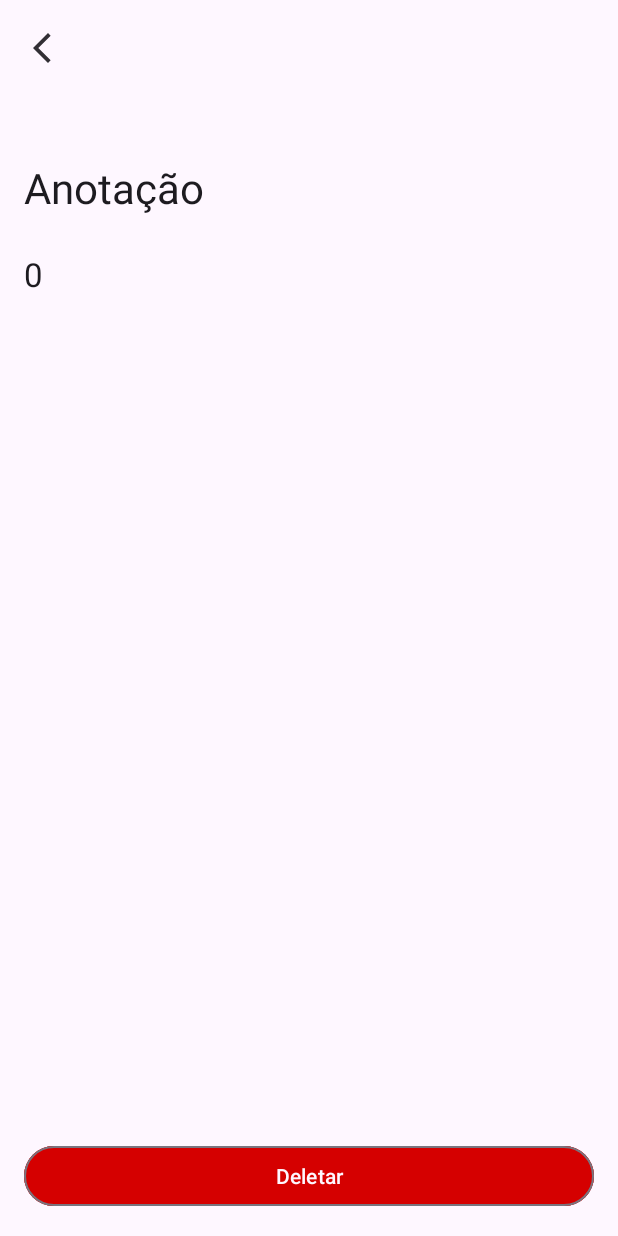
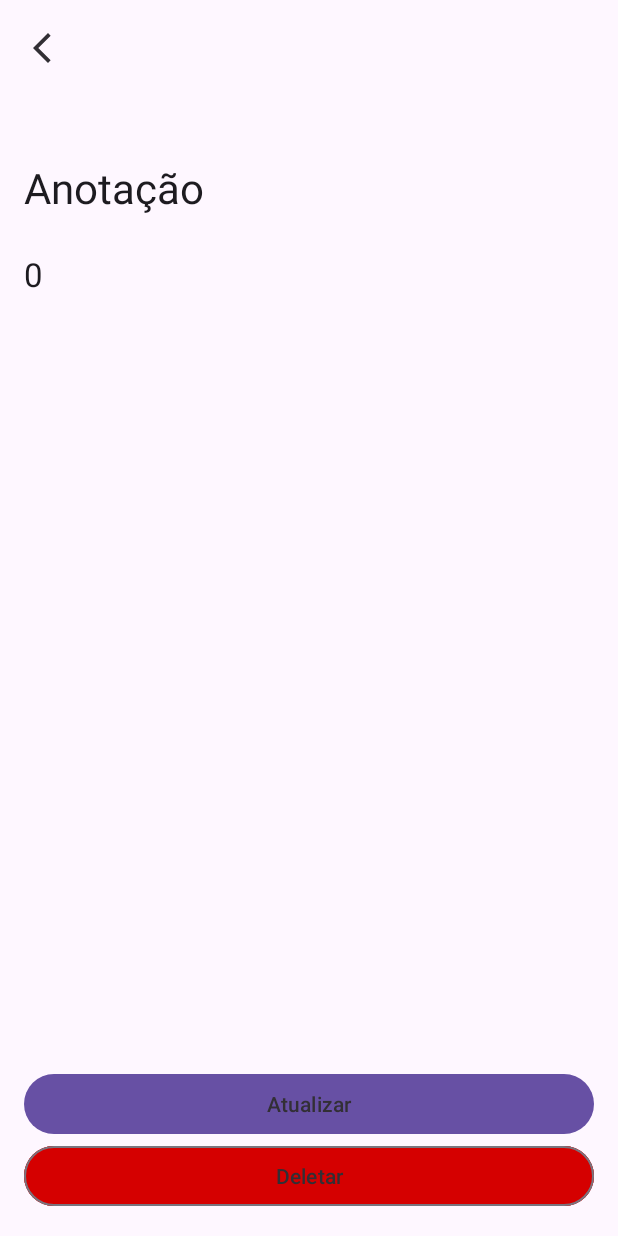
Before and after one commit to V1n1c1us-K-S-W4t4n4b3/Projeto-de-Notas, an Android app: the InfoItemActivity screen opened directly, with no data from a screen before it, on a phone screen of 412 x 824 dp. Run offline under Robolectric (Android 15) with nearby library versions, the phone set to English and light mode, and no system bars; our stand-ins replace Room's generated code.

Commit message:
implementing system update

```diff
--- a/app/src/main/java/com/kzdev/appcursolucas/dao/NoteDao.kt
+++ b/app/src/main/java/com/kzdev/appcursolucas/dao/NoteDao.kt
@@ -4,6 +4,7 @@ import androidx.room.Dao
 import androidx.room.Delete
 import androidx.room.Insert
 import androidx.room.Query
+import androidx.room.Update
 import com.kzdev.appcursolucas.data.Note
 
 @Dao
@@ -22,4 +23,7 @@ interface NoteDao {
 
     @Delete
     fun delete(note: Note)
+
+    @Update
+    fun update(note: Note)
 }
--- a/app/src/main/res/layout/activity_info_item.xml
+++ b/app/src/main/res/layout/activity_info_item.xml
@@ -58,15 +58,29 @@
 
     </androidx.core.widget.NestedScrollView>
 
-    <Button
-        android:id="@+id/bt_delete"
-        style="@style/Widget.Material3.Button.OutlinedButton"
+    <androidx.appcompat.widget.LinearLayoutCompat
         android:layout_width="match_parent"
         android:layout_height="wrap_content"
         android:layout_gravity="bottom|center_horizontal"
         android:layout_margin="16dp"
-        android:backgroundTint="#D50000"
-        android:text="@string/delete"
-        android:textColor="?attr/colorSurface" />
+        android:orientation="vertical">
+
+        <Button
+            android:id="@+id/bt_update"
+            android:layout_width="match_parent"
+            android:layout_height="wrap_content"
+            android:text="@string/update"
+            android:textColor="?attr/colorSurfaceInverse" />
+
+        <Button
+            android:id="@+id/bt_delete"
+            style="@style/Widget.Material3.Button.OutlinedButton"
+            android:layout_width="match_parent"
+            android:layout_height="wrap_content"
+            android:backgroundTint="#D50000"
+            android:text="@string/delete"
+            android:textColor="?attr/colorSurfaceInverse" />
+
+    </androidx.appcompat.widget.LinearLayoutCompat>
 
 </androidx.coordinatorlayout.widget.CoordinatorLayout>
--- a/app/src/main/res/values/strings.xml
+++ b/app/src/main/res/values/strings.xml
@@ -8,4 +8,5 @@
     <string name="concluded">Concluir</string>
     <string name="fab">FAB</string>
     <string name="delete">Deletar</string>
+    <string name="update">Atualizar</string>
 </resources>
```
Also changed, not shown: app/src/main/java/com/kzdev/appcursolucas/ui/InfoItemActivity.kt (+45 -0 lines).
